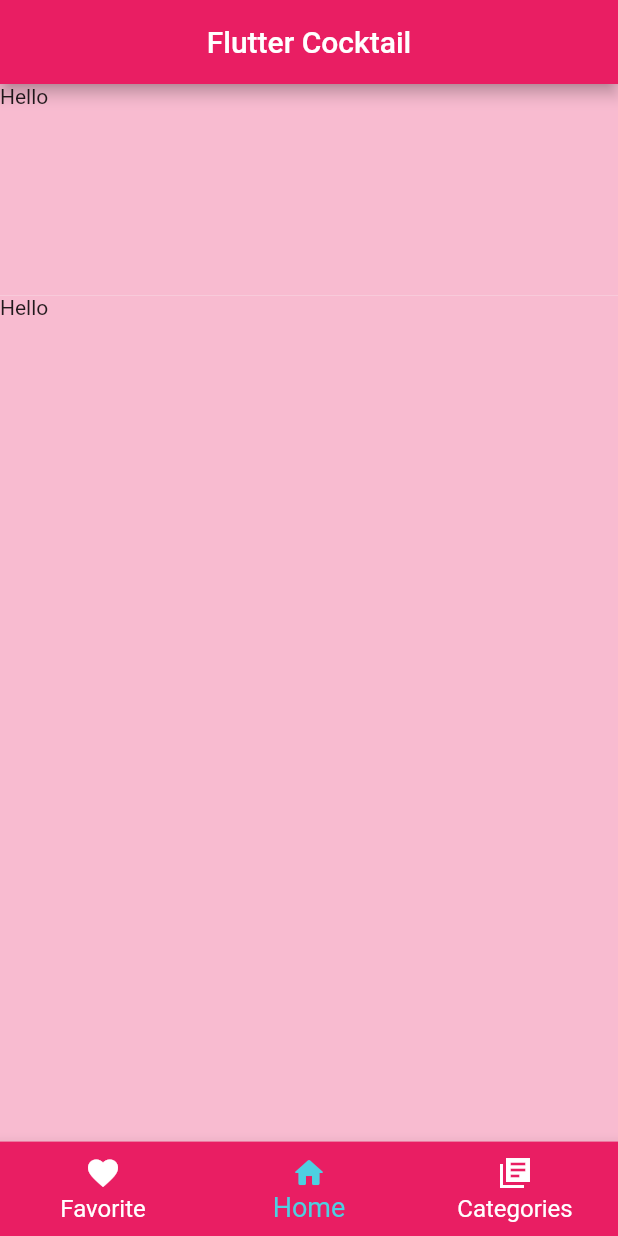
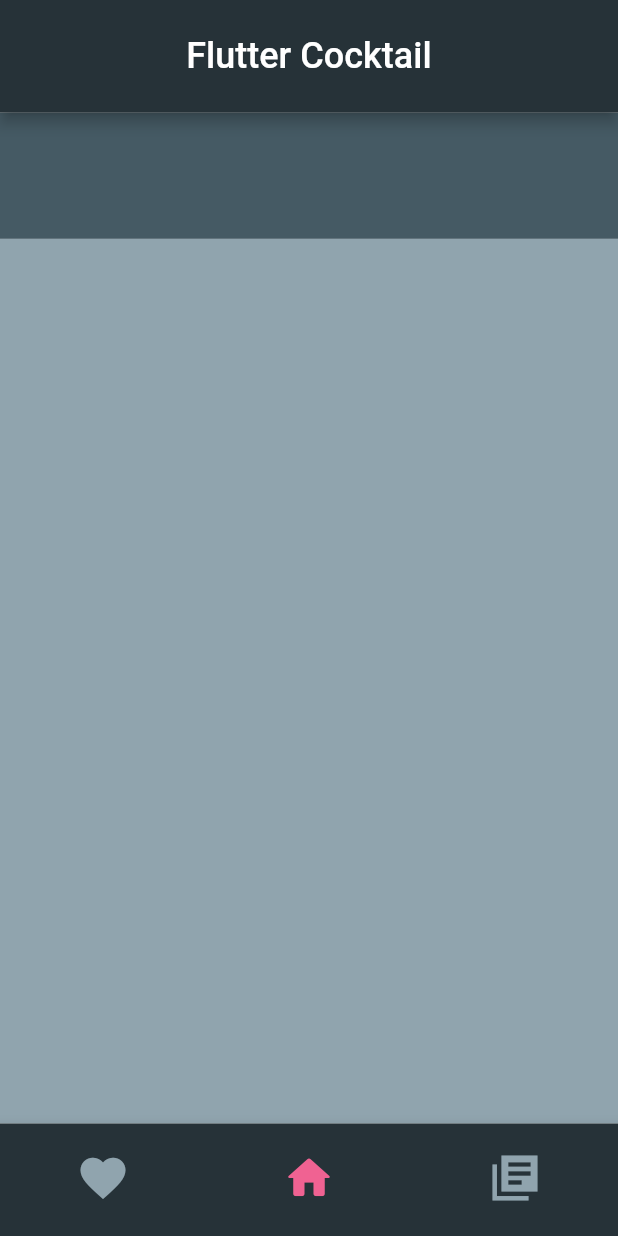
Before and after one commit to AlexIchenskiy/FlutterCocktail, a Flutter app: the screen it shows after launch, on a phone screen of 412 x 824 dp. Run offline on Flutter 3.47's test engine with Material 2 defaults, Android fonts, the phone set to English and light mode, and no system bars.

Commit message:
feat: redesign

```diff
--- a/lib/main.dart
+++ b/lib/main.dart
@@ -8,6 +8,7 @@ void main() {
   runApp(
     const MaterialApp(
       title: 'Flutter Cocktail',
+      debugShowCheckedModeBanner: false,
       home: Main(),
     )
   );
@@ -20,6 +21,7 @@ class Main extends StatelessWidget {
   Widget build(BuildContext context) {
     return const MaterialApp(
       title: "Flutter Cocktail",
+      debugShowCheckedModeBanner: false,
       home: MyStatefulWidget(),
     );
   }
@@ -37,10 +39,7 @@ class _MyStatefulWidgetState extends State<MyStatefulWidget> {
   static const TextStyle optionStyle =
   TextStyle(fontSize: 30, fontWeight: FontWeight.bold);
   static const List<Widget> _widgetOptions = <Widget>[
-    Text(
-      'Index 0: Home',
-      style: optionStyle,
-    ),
+    Favorite(),
     HomeWidget(),
     Text(
       'Index 2: School',
@@ -58,24 +57,30 @@ class _MyStatefulWidgetState extends State<MyStatefulWidget> {
   Widget build(BuildContext context) {
     return MaterialApp(
       title: 'Flutter Cocktail',
+      debugShowCheckedModeBanner: false,
       home: Scaffold(
         appBar: AppBar(
-          title: const Text('Flutter Cocktail'),
-          backgroundColor: Colors.pink.shade500,
+          toolbarHeight: 75,
+          title: const Text(
+            'Flutter Cocktail',
+            style: TextStyle(
+              fontSize: 24,
+            ),
+          ),
+          backgroundColor: Colors.blueGrey.shade900,
           centerTitle: true,
         ),
         body: Center(
           child: _widgetOptions.elementAt(_selectedIndex),
         ),
         bottomNavigationBar: BottomNavigationBar(
-          backgroundColor: Colors.pink.shade500,
+          backgroundColor: Colors.blueGrey.shade900,
           items: const <BottomNavigationBarItem>[
             BottomNavigationBarItem(
               icon: Icon(
                 Icons.favorite,
               ),
               label: 'Favorite',
-              backgroundColor: Colors.white,
             ),
             BottomNavigationBarItem(
               icon: Icon(
@@ -91,11 +96,14 @@ class _MyStatefulWidgetState extends State<MyStatefulWidget> {
             ),
           ],
           currentIndex: _selectedIndex,
-          unselectedItemColor: Colors.white,
-          selectedItemColor: Colors.cyan.shade300,
+          unselectedItemColor: Colors.blueGrey.shade300,
+          selectedItemColor: Colors.pink.shade300,
           selectedFontSize: 18,
           unselectedFontSize: 16,
+          showSelectedLabels: false,
+          showUnselectedLabels: false,
           onTap: _onItemTapped,
+          iconSize: 36,
         ),
       ),
     );
@@ -107,27 +115,56 @@ class HomeWidget extends StatelessWidget {
 
   @override
   Widget build(BuildContext context) {
-    return Container (
-      child: Column(
-        children: <Widget>[
+    return Column (
+      children: const <Widget>[
         Expanded(
           flex: 2,
-            child: Container(
-              color: Colors.pink.shade100,
-              width: double.infinity,
-              child: const Text("Hello"),
-            ),
+          child: HomeSearch(),
         ),
         Expanded(
-            flex: 8,
-            child: Container(
-              color: Colors.pink.shade100,
-              width: double.infinity,
-              child: const Text("Hello"),
-            ),
+          flex: 14,
+          child: HomeList(),
         ),
       ],
-      ),
     );
   }
 }
+
+class HomeSearch extends StatelessWidget {
+  const HomeSearch({Key? key}) : super(key: key);
+
+  @override
+  Widget build(BuildContext context) {
+    return (
+      Container(
+        color: Colors.blueGrey.shade700,
+      )
+    );
+  }
+}
+
+class HomeList extends StatelessWidget {
+  const HomeList({Key? key}) : super(key: key);
+
+  @override
+  Widget build(BuildContext context) {
+    return (
+      Container(
+        color: Colors.blueGrey.shade300,
+      )
+    );
+  }
+}
+
+class Favorite extends StatelessWidget {
+  const Favorite({Key? key}) : super(key: key);
+
+  @override
+  Widget build(BuildContext context) {
+    return (
+        Container(
+          color: Colors.blueGrey.shade300,
+        )
+    );
+  }
+}
```
Lines whose indentation alone changed are shown as unchanged.
